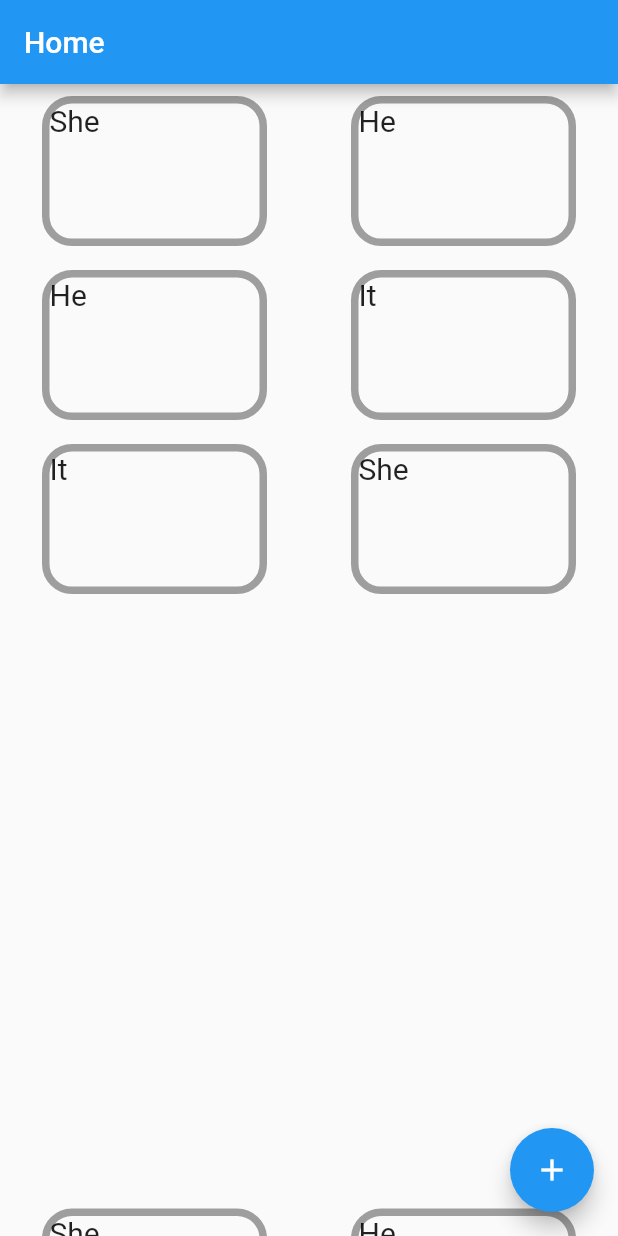
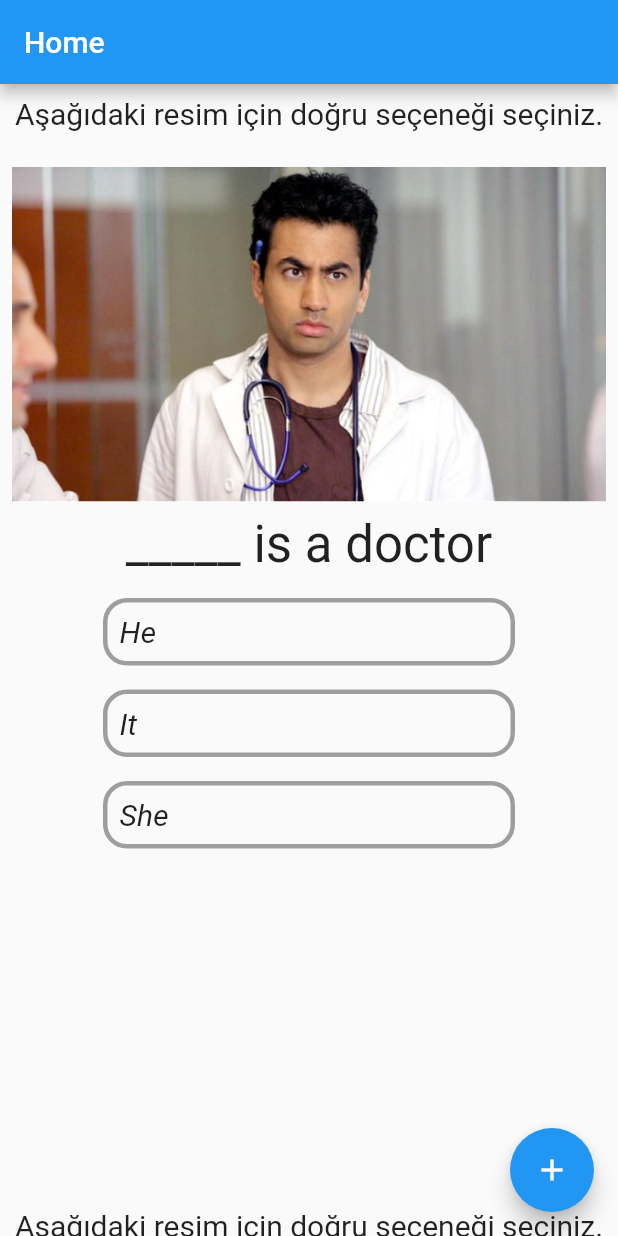
Before and after one commit to alpersln/Flutter-English-Quiz-MockUI, a Flutter app: the screen it shows after launch, on a phone screen of 412 x 824 dp. Run offline on Flutter 3.47's test engine with Material 2 defaults, Android fonts, the phone set to English and light mode, and no system bars.

Commit message:
added multiple choice widget

```diff
--- a/lib/view/home_view.dart
+++ b/lib/view/home_view.dart
@@ -1,4 +1,5 @@
 import 'package:english_quiz_app/widgets/learning_video_examples.dart';
+import 'package:english_quiz_app/widgets/multiple_choice_question.dart';
 import 'package:flutter/material.dart';
 import 'package:flutter/src/foundation/key.dart';
 import 'package:flutter/src/widgets/framework.dart';
@@ -24,7 +25,15 @@ class _HomeViewState extends State<HomeView> {
   // }
 
   List lisOfWidgets = [
-    MatchingBoxes(),
+    MultipleChoiceQuestion(
+      instructionText: "Aşağıdaki resim için doğru seçeneği seçiniz.",
+      mockImage: "assets/multiple_choice/img_multiple_choice_doctor.png",
+      questionText: "_____ is a doctor",
+      firstChoice: "He",
+      secondChoice: "It",
+      thirdChoice: "She",
+      correctAnswer: "He",
+    ),
     const IntroInfo(),
     const LearningVideoExamples(
       infoText:
@@ -67,6 +76,7 @@ class _HomeViewState extends State<HomeView> {
           "Cinsiyeti bilinen hayvanlar için de 'he/she' kullanılabilir",
       trickExampleText: "She's a woman.",
     ),
+    MatchingBoxes(),
   ];
   @override
   Widget build(BuildContext context) {
--- a/lib/widgets/matching_boxes.dart
+++ b/lib/widgets/matching_boxes.dart
@@ -1,3 +1,5 @@
+import 'dart:async';
+
 import 'package:flutter/material.dart';
 import 'package:flutter/src/foundation/key.dart';
 import 'package:flutter/src/widgets/framework.dart';
@@ -92,6 +94,12 @@ class _MatchingBoxesState extends State<MatchingBoxes> {
                                 selectedBorderColor = Colors.green;
                               } else {
                                 selectedBorderColor = Colors.red;
+
+                                Timer(Duration(seconds: 2), () {
+                                  setState(() {
+                                    selectedBorderColor = Colors.blue;
+                                  });
+                                });
                               }
                             }),
                             child: Container(
--- /dev/null
+++ b/lib/widgets/multiple_choice_question.dart
@@ -0,0 +1,164 @@
+import 'package:flutter/material.dart';
+import 'package:flutter/src/foundation/key.dart';
+import 'package:flutter/src/widgets/framework.dart';
+
+class MultipleChoiceQuestion extends StatefulWidget {
+  final String instructionText;
+  final String mockImage;
+  final String questionText;
+  final String firstChoice;
+  final String secondChoice;
+  final String thirdChoice;
+  final String correctAnswer;
+
+  const MultipleChoiceQuestion(
+      {Key? key,
+      required this.instructionText,
+      required this.mockImage,
+      required this.questionText,
+      required this.firstChoice,
+      required this.secondChoice,
+      required this.thirdChoice,
+      required this.correctAnswer})
+      : super(key: key);
+
+  @override
+  State<MultipleChoiceQuestion> createState() => _MultipleChoiceQuestionState();
+}
+
+class _MultipleChoiceQuestionState extends State<MultipleChoiceQuestion> {
+  var selectedBorderColor = Colors.blue;
+  var selectedChoice = "";
+
+  @override
+  Widget build(BuildContext context) {
+    var columnList1 = [
+      "He",
+      "It",
+      "She",
+    ];
+    return Padding(
+      padding: const EdgeInsets.all(8.0),
+      child: Column(
+        mainAxisAlignment: MainAxisAlignment.start,
+        children: [
+          Text(
+            widget.instructionText,
+            style: TextStyle(
+              fontSize: Theme.of(context).textTheme.headline6!.fontSize,
+            ),
+          ),
+          SizedBox(
+            height: 24,
+          ),
+          Image.asset(widget.mockImage),
+          Padding(
+            padding: const EdgeInsets.all(8.0),
+            child: Text(
+              widget.questionText,
+              style: TextStyle(
+                fontSize: Theme.of(context).textTheme.headline4!.fontSize,
+              ),
+            ),
+          ),
+          Column(
+            children: columnList1
+                .map((e) => Padding(
+                      padding: EdgeInsets.all(8),
+                      child: GestureDetector(
+                        onTap: () {
+                          setState(() {
+                            selectedChoice = e;
+                            print(selectedChoice);
+                          });
+                          if (selectedChoice == widget.correctAnswer) {
+                            selectedBorderColor = Colors.green;
+                          } else {
+                            selectedBorderColor = Colors.red;
+                          }
+                        },
+                        child: Container(
+                          padding: EdgeInsets.all(8),
+                          width: MediaQuery.of(context).size.width / 1.5,
+                          decoration: BoxDecoration(
+                            borderRadius: BorderRadius.circular(16),
+                            border: Border.all(
+                              color: selectedChoice == e
+                                  ? selectedBorderColor
+                                  : Colors.grey,
+                              width: 3,
+                            ),
+                          ),
+                          child: Text(
+                            e,
+                            style: TextStyle(
+                              fontStyle: FontStyle.italic,
+                              fontSize: Theme.of(context)
+                                  .textTheme
+                                  .headline6!
+                                  .fontSize,
+                            ),
+                          ),
+                        ),
+                      ),
+                    ))
+                .toList(),
+          ),
+          // InkWell(
+          //   onTap: () {
+          //     setState(() {
+          //       selectedChoice = widget.secondChoice;
+          //     });
+          //   },
+          //   child: Padding(
+          //     padding: const EdgeInsets.all(8.0),
+          //     child: Container(
+          //       padding: EdgeInsets.all(8.0),
+          //       width: MediaQuery.of(context).size.width / 1.5,
+          //       decoration: BoxDecoration(
+          //         borderRadius: BorderRadius.circular(16),
+          //         border: Border.all(
+          //           color: Colors.grey,
+          //           width: 3,
+          //         ),
+          //       ),
+          //       child: Text(
+          //         widget.secondChoice,
+          //         style: TextStyle(
+          //           fontStyle: FontStyle.italic,
+          //           fontSize: Theme.of(context).textTheme.headline6!.fontSize,
+          //         ),
+          //       ),
+          //     ),
+          //   ),
+          // ),
+          // InkWell(
+          //   onTap: () {
+          //     setState(() {
+          //       selectedChoice = widget.thirdChoice;
+          //     });
+          //   },
+          //   child: Container(
+          //     padding: EdgeInsets.all(8.0),
+          //     width: MediaQuery.of(context).size.width / 1.5,
+          //     decoration: BoxDecoration(
+          //       borderRadius: BorderRadius.circular(16),
+          //       border: Border.all(
+          //         color: Colors.grey,
+          //         width: 3,
+          //       ),
+          //     ),
+          //     child: Text(
+          //       widget.thirdChoice,
+          //       style: TextStyle(
+          //         fontStyle: FontStyle.italic,
+          //         fontSize: Theme.of(context).textTheme.headline6!.fontSize,
+          //       ),
+          //     ),
+          //   ),
+          // ),
+        ],
+      ),
+    );
+  }
+}
--- a/pubspec.yaml
+++ b/pubspec.yaml
@@ -61,6 +61,7 @@ flutter:
   assets:
     - assets/
     - assets/learn/
+    - assets/multiple_choice/
   #   - images/a_dot_ham.jpeg
 
   # An image asset can refer to one or more resolution-specific "variants", see
```
Also changed, not shown: assets/multiple_choice/img_multiple_choice_doctor.png (added).
